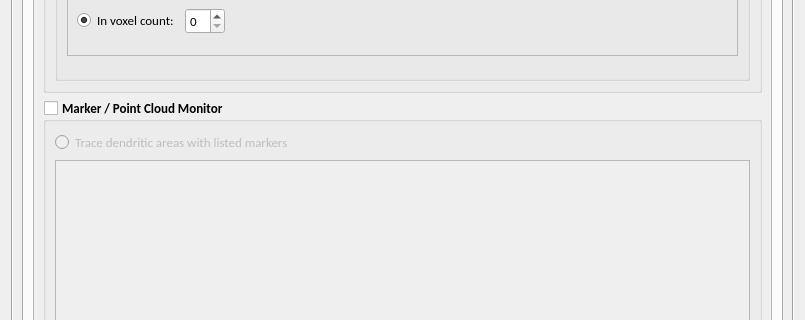
The window that hackathon/MK/Fragmented_autoTrace/fragmentedTraceUI.ui (Vaa3D/vaa3d_tools) describes before a commit, drawn with Qt 5; both pictures show x 0 to 805 and y 342 to 662 of the 805 by 986 pixel window.
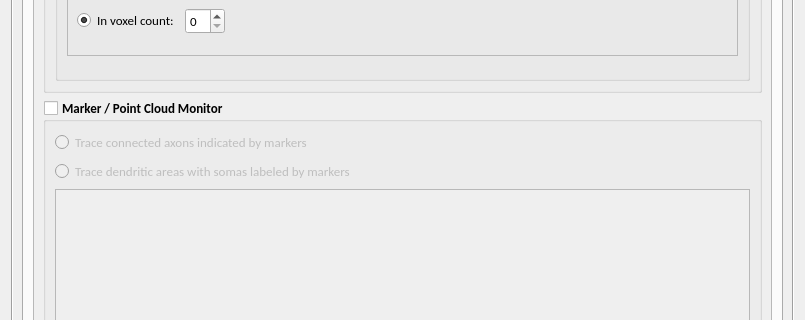
The same window after the commit. Icons and pictures are not drawn.

Commit message: minor library code reorganizing; FragTrace 0219

What changed in the file:
```diff
--- a/hackathon/MK/Fragmented_autoTrace/fragmentedTraceUI.ui
+++ b/hackathon/MK/Fragmented_autoTrace/fragmentedTraceUI.ui
@@ -930,6 +930,19 @@
                  <bool>false</bool>
                 </property>
                 <layout class="QVBoxLayout" name="verticalLayout_14">
+                 <item>
+                  <widget class="QRadioButton" name="radioButton_6">
+                   <property name="font">
+                    <font>
+                     <weight>50</weight>
+                     <bold>false</bold>
+                    </font>
+                   </property>
+                   <property name="text">
+                    <string>Trace connected axons indicated by markers</string>
+                   </property>
+                  </widget>
+                 </item>
                  <item>
                   <widget class="QRadioButton" name="radioButton_5">
                    <property name="font">
@@ -939,7 +952,7 @@
                     </font>
                    </property>
                    <property name="text">
-                    <string>Trace dendritic areas with listed markers</string>
+                    <string>Trace dendritic areas with somas labeled by markers</string>
                    </property>
                   </widget>
                  </item>
```
The commit also changes 8 other files.
